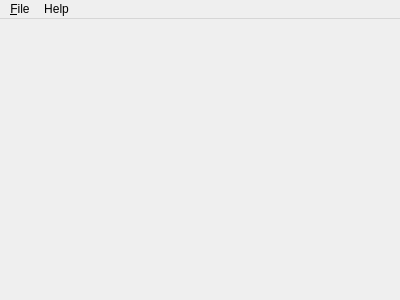
andrewrk/unreel, file src/mainwindow.ui: the form before one commit.
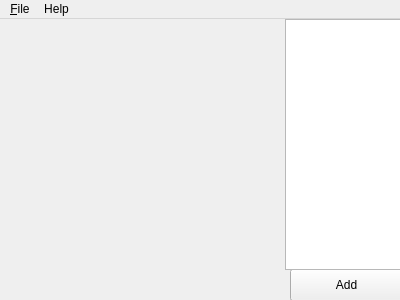
The form after the commit.

Commit message: added add button and video list view

```diff
--- a/src/mainwindow.ui
+++ b/src/mainwindow.ui
@@ -13,7 +13,31 @@
   <property name="windowTitle">
    <string>MainWindow</string>
   </property>
-  <widget class="QWidget" name="centralWidget"/>
+  <widget class="QWidget" name="centralWidget">
+   <widget class="QPushButton" name="pushButton">
+    <property name="geometry">
+     <rect>
+      <x>290</x>
+      <y>250</y>
+      <width>113</width>
+      <height>32</height>
+     </rect>
+    </property>
+    <property name="text">
+     <string>Add</string>
+    </property>
+   </widget>
+   <widget class="QListWidget" name="videoListView">
+    <property name="geometry">
+     <rect>
+      <x>285</x>
+      <y>0</y>
+      <width>121</width>
+      <height>251</height>
+     </rect>
+    </property>
+   </widget>
+  </widget>
   <widget class="QMenuBar" name="menuBar">
    <property name="geometry">
     <rect>
```
The commit also changes 3 other files.
